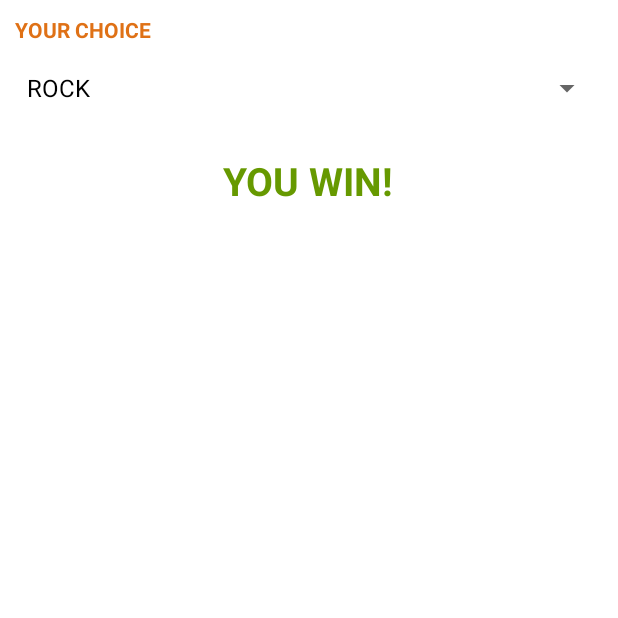
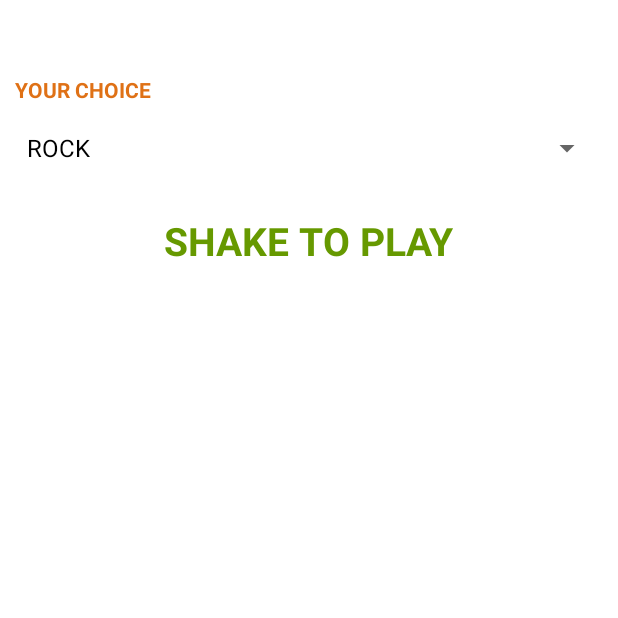
Before and after one commit to lordoscarr/Methor, an Android app: the screen it shows after launch (MinigameActivity), after a tap on "ROCK PAPER SCISSORS", on a phone screen of 412 x 824 dp, the top half of it. Run offline under Robolectric (Android 15) with nearby library versions, the phone set to English and light mode, and no system bars.

Commit message:
Rock paper scissors beta

```diff
--- a/app/src/main/java/methor/se/methor/Minigames/RPSFragment.java
+++ b/app/src/main/java/methor/se/methor/Minigames/RPSFragment.java
@@ -34,10 +34,8 @@ public class RPSFragment extends Fragment implements SensorEventListener {
     @Override
     public View onCreateView(LayoutInflater inflater, ViewGroup container,
                              Bundle savedInstanceState) {
-        // Inflate the layout for this fragment
         View view = inflater.inflate(R.layout.fragment_rps, container, false);
         initializeComponents(view);
-        initializeSensors();
         return view;
     }
 
@@ -49,7 +47,8 @@ public class RPSFragment extends Fragment implements SensorEventListener {
         tvResult = view.findViewById(R.id.tvResult);
         tvResultAi = view.findViewById(R.id.tvResultAi);
 
-        myChoiceSpinner.setAdapter(new ArrayAdapter<RPS.Choice>(getActivity(), R.layout.support_simple_spinner_dropdown_item, RPS.Choice.values()));
+        myChoiceSpinner.setAdapter(new ArrayAdapter<>(getActivity(), R.layout.support_simple_spinner_dropdown_item, RPS.Choice.values()));
+        myChoiceSpinner.setSelection(0);
         choiceLayout.setVisibility(View.GONE);
     }
 
@@ -62,10 +61,16 @@ public class RPSFragment extends Fragment implements SensorEventListener {
     private void onShake(){
         if(shakeCount < 3){
             tvInstructions.setText("Shake " + (3 - shakeCount) + " more times");
+            choiceLayout.setVisibility(View.GONE);
         }else {
             RPS.Choice myChoice = (RPS.Choice) myChoiceSpinner.getSelectedItem();
-            RPS.Result result = RPS.simulateGame(myChoice);
-            Log.d(this.getTag(), result.name());
+            RPS.GameInfo gameInfo = RPS.simulateGame(myChoice);
+            Log.d(this.getTag(), gameInfo.toString());
+            tvResult.setText(gameInfo.myChoice.getName());
+            tvResultAi.setText(gameInfo.opponentChoice.getName());
+            tvInstructions.setText(gameInfo.result.toString());
+            choiceLayout.setVisibility(View.VISIBLE);
+            shakeCount = 0;
         }
     }
 
--- a/app/src/main/res/layout/fragment_rps.xml
+++ b/app/src/main/res/layout/fragment_rps.xml
@@ -16,7 +16,8 @@
             android:layout_height="wrap_content"
             android:text="YOUR CHOICE"
             android:textColor="@color/colorOrange"
-            android:textStyle="bold"/>
+            android:textStyle="bold"
+            android:layout_marginTop="40dp"/>
 
         <Spinner
             android:layout_width="match_parent"
@@ -30,15 +31,18 @@
             android:layout_marginTop="80dp"
             android:gravity="center_horizontal"
             android:id="@+id/choiceLayout"
+            android:visibility="gone"
             >
             <TextView
                 android:layout_width="wrap_content"
                 android:layout_height="match_parent"
                 android:text="ROCK"
+                android:textAlignment="center"
                 android:textStyle="bold"
                 android:textColor="@android:color/black"
                 android:layout_marginHorizontal="10dp"
                 android:textSize="26dp"
+                android:width="160dp"
                 android:id="@+id/tvResult"
                 />
 
@@ -54,7 +58,9 @@
                 android:layout_width="wrap_content"
                 android:layout_height="match_parent"
                 android:text="SCISSORS"
+                android:textAlignment="center"
                 android:textSize="26dp"
+                android:width="160dp"
                 android:textStyle="bold"
                 android:textColor="@android:color/black"
                 android:layout_marginHorizontal="10dp"
@@ -67,7 +73,7 @@
             android:layout_height="match_parent"
             android:layout_gravity="center_horizontal"
             android:layout_marginTop="20dp"
-            android:text="YOU WIN!"
+            android:text="SHAKE TO PLAY"
             android:textSize="26dp"
             android:textStyle="bold"
             android:textColor="@android:color/holo_green_dark"
```
Also changed, not shown: app/src/main/java/methor/se/methor/Models/RPS.java (+20 -2 lines).
